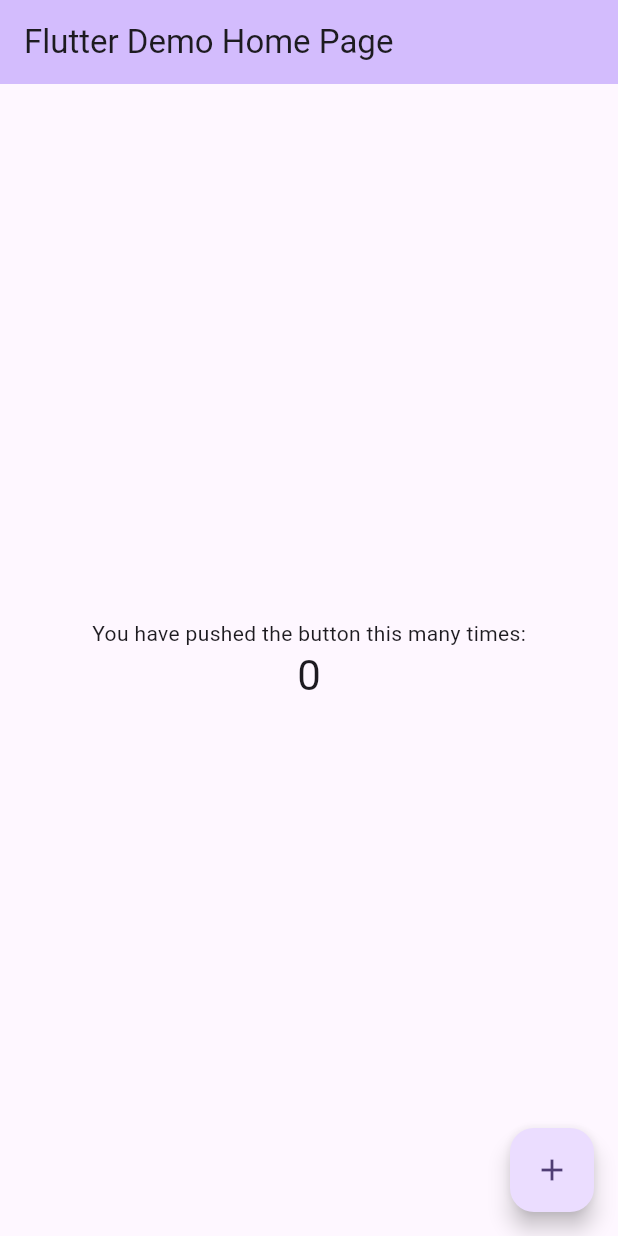
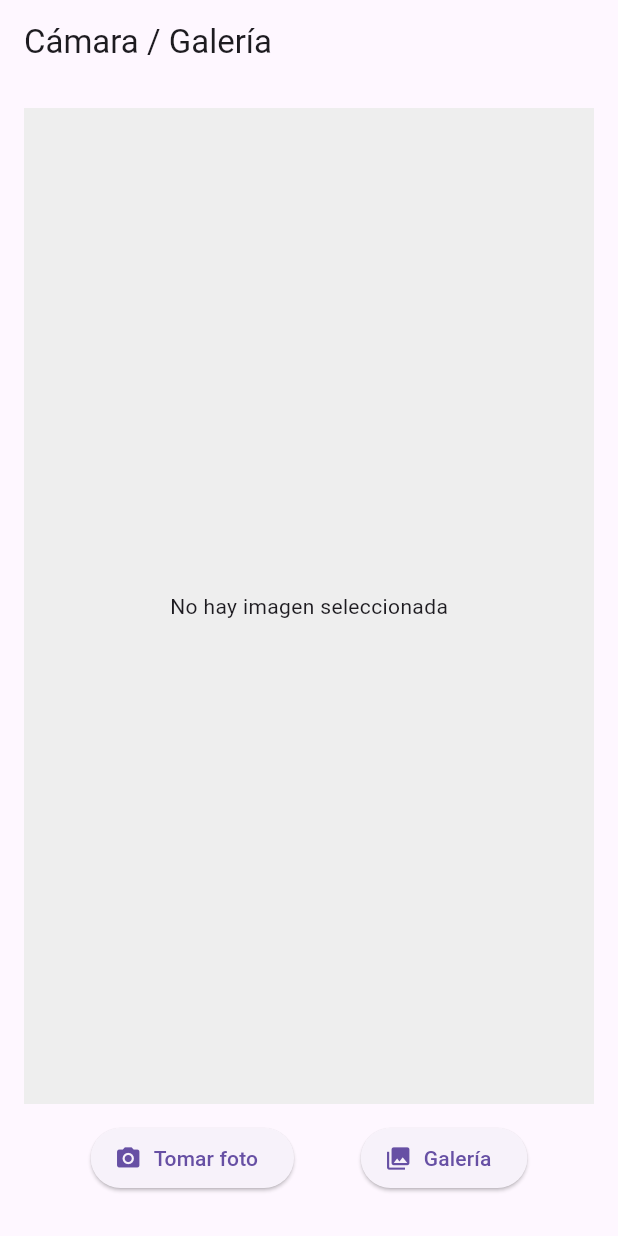
Before and after one commit to alvariux/tickets, a Flutter app: the screen it shows after launch, on a phone screen of 412 x 824 dp. Run offline on Flutter 3.47's test engine with Material 3 defaults, Android fonts, the light colour scheme and no system bars; our stand-ins replace image_picker.

Commit message:
seleccionar imagen

```diff
--- a/lib/main.dart
+++ b/lib/main.dart
@@ -1,122 +1,26 @@
 import 'package:flutter/material.dart';
+import 'package:tickets/pages/camera_home_page.dart';
 
-void main() {
+Future<void> main() async {
+	WidgetsFlutterBinding.ensureInitialized();
+
+	// Global Flutter error handler
+	FlutterError.onError = (FlutterErrorDetails details) {
+		FlutterError.dumpErrorToConsole(details);
+	};
+
+	debugPrint('startup: runApp');
 	runApp(const MyApp());
 }
 
 class MyApp extends StatelessWidget {
 	const MyApp({super.key});
 
-  // This widget is the root of your application.
 	@override
 	Widget build(BuildContext context) {
-    return MaterialApp(
-      title: 'Flutter Demo',
-      theme: ThemeData(
-        // This is the theme of your application.
-        //
-        // TRY THIS: Try running your application with "flutter run". You'll see
-        // the application has a purple toolbar. Then, without quitting the app,
-        // try changing the seedColor in the colorScheme below to Colors.green
-        // and then invoke "hot reload" (save your changes or press the "hot
-        // reload" button in a Flutter-supported IDE, or press "r" if you used
-        // the command line to start the app).
-        //
-        // Notice that the counter didn't reset back to zero; the application
-        // state is not lost during the reload. To reset the state, use hot
-        // restart instead.
-        //
-        // This works for code too, not just values: Most code changes can be
-        // tested with just a hot reload.
-        colorScheme: .fromSeed(seedColor: Colors.deepPurple),
-      ),
-      home: const MyHomePage(title: 'Flutter Demo Home Page'),
+		return const MaterialApp(
+			home: CameraHomePage(),
+			debugShowCheckedModeBanner: false,
 		);
 	}
 }
-
-class MyHomePage extends StatefulWidget {
-  const MyHomePage({super.key, required this.title});
-
-  // This widget is the home page of your application. It is stateful, meaning
-  // that it has a State object (defined below) that contains fields that affect
-  // how it looks.
-
-  // This class is the configuration for the state. It holds the values (in this
-  // case the title) provided by the parent (in this case the App widget) and
-  // used by the build method of the State. Fields in a Widget subclass are
-  // always marked "final".
-
-  final String title;
-
-  @override
-  State<MyHomePage> createState() => _MyHomePageState();
-}
-
-class _MyHomePageState extends State<MyHomePage> {
-  int _counter = 0;
-
-  void _incrementCounter() {
-    setState(() {
-      // This call to setState tells the Flutter framework that something has
-      // changed in this State, which causes it to rerun the build method below
-      // so that the display can reflect the updated values. If we changed
-      // _counter without calling setState(), then the build method would not be
-      // called again, and so nothing would appear to happen.
-      _counter++;
-    });
-  }
-
-  @override
-  Widget build(BuildContext context) {
-    // This method is rerun every time setState is called, for instance as done
-    // by the _incrementCounter method above.
-    //
-    // The Flutter framework has been optimized to make rerunning build methods
-    // fast, so that you can just rebuild anything that needs updating rather
-    // than having to individually change instances of widgets.
-    return Scaffold(
-      appBar: AppBar(
-        // TRY THIS: Try changing the color here to a specific color (to
-        // Colors.amber, perhaps?) and trigger a hot reload to see the AppBar
-        // change color while the other colors stay the same.
-        backgroundColor: Theme.of(context).colorScheme.inversePrimary,
-        // Here we take the value from the MyHomePage object that was created by
-        // the App.build method, and use it to set our appbar title.
-        title: Text(widget.title),
-      ),
-      body: Center(
-        // Center is a layout widget. It takes a single child and positions it
-        // in the middle of the parent.
-        child: Column(
-          // Column is also a layout widget. It takes a list of children and
-          // arranges them vertically. By default, it sizes itself to fit its
-          // children horizontally, and tries to be as tall as its parent.
-          //
-          // Column has various properties to control how it sizes itself and
-          // how it positions its children. Here we use mainAxisAlignment to
-          // center the children vertically; the main axis here is the vertical
-          // axis because Columns are vertical (the cross axis would be
-          // horizontal).
-          //
-          // TRY THIS: Invoke "debug painting" (choose the "Toggle Debug Paint"
-          // action in the IDE, or press "p" in the console), to see the
-          // wireframe for each widget.
-          mainAxisAlignment: .center,
-          children: [
-            const Text('You have pushed the button this many times:'),
-            Text(
-              '$_counter',
-              style: Theme.of(context).textTheme.headlineMedium,
-            ),
-          ],
-        ),
-      ),
-      floatingActionButton: FloatingActionButton(
-        onPressed: _incrementCounter,
-        tooltip: 'Increment',
-        child: const Icon(Icons.add),
-      ),
-    );
-  }
-}
--- /dev/null
+++ b/lib/pages/camera_home_page.dart
@@ -0,0 +1,87 @@
+import 'dart:io';
+
+import 'package:flutter/material.dart';
+import 'package:tickets/services/camara_service.dart';
+
+class CameraHomePage extends StatefulWidget {
+  const CameraHomePage({super.key});
+
+  @override
+  State<CameraHomePage> createState() => _CameraHomePageState();
+}
+
+class _CameraHomePageState extends State<CameraHomePage> {
+  String? _imagePath;
+  final CamaraService _camara = CamaraService();
+
+  Future<void> _takePhoto() async {
+    try {
+      final path = await _camara.takePhoto();
+      if (!mounted) return;
+      if (path == null) {
+        ScaffoldMessenger.of(context).showSnackBar(const SnackBar(content: Text('No se tomó ninguna foto')));
+        return;
+      }
+      setState(() => _imagePath = path);
+    } catch (e) {
+      if (mounted) ScaffoldMessenger.of(context).showSnackBar(SnackBar(content: Text('Error al tomar foto: $e')));
+    }
+  }
+
+  Future<void> _pickFromGallery() async {
+    try {
+      final path = await _camara.selectPhoto();
+      if (!mounted) return;
+      if (path == null) {
+        ScaffoldMessenger.of(context).showSnackBar(const SnackBar(content: Text('No se seleccionó ninguna imagen')));
+        return;
+      }
+      setState(() => _imagePath = path);
+    } catch (e) {
+      if (mounted) ScaffoldMessenger.of(context).showSnackBar(SnackBar(content: Text('Error al seleccionar imagen: $e')));
+    }
+  }
+
+  @override
+  Widget build(BuildContext context) {
+    return Scaffold(
+      appBar: AppBar(title: const Text('Cámara / Galería')),
+      body: Padding(
+        padding: const EdgeInsets.all(16.0),
+        child: Column(
+          children: [
+            Expanded(
+              child: Center(
+                child: _imagePath == null
+                    ? Container(
+                        width: double.infinity,
+                        height: double.infinity,
+                        color: Colors.grey[200],
+                        child: const Center(child: Text('No hay imagen seleccionada')),
+                      )
+                    : Image.file(File(_imagePath!), fit: BoxFit.contain),
+              ),
+            ),
+            const SizedBox(height: 12),
+            Row(
+              mainAxisAlignment: MainAxisAlignment.spaceEvenly,
+              children: [
+                ElevatedButton.icon(
+                  onPressed: _takePhoto,
+                  icon: const Icon(Icons.camera_alt),
+                  label: const Text('Tomar foto'),
+                ),
+                ElevatedButton.icon(
+                  onPressed: _pickFromGallery,
+                  icon: const Icon(Icons.photo_library),
+                  label: const Text('Galería'),
+                ),
+              ],
+            ),
+            const SizedBox(height: 12),
+          ],
+        ),
+      ),
+    );
+  }
+}
--- a/pubspec.yaml
+++ b/pubspec.yaml
@@ -19,7 +19,7 @@ publish_to: 'none' # Remove this line if you wish to publish to pub.dev
 version: 1.0.0+1
 
 environment:
-  sdk: ^3.10.0
+  sdk: ^3.9.0
 
 # Dependencies specify other packages that your package needs in order to work.
 # To automatically upgrade your package dependencies to the latest versions
@@ -34,6 +34,7 @@ dependencies:
   # The following adds the Cupertino Icons font to your application.
   # Use with the CupertinoIcons class for iOS style icons.
   cupertino_icons: ^1.0.8
+  image_picker: ^1.2.1
 
 dev_dependencies:
   flutter_test:
```
Also changed, not shown: lib/services/camara_service.dart (added, +23 -0 lines), pubspec.lock, 1 other file. Lines whose indentation alone changed are shown as unchanged.
